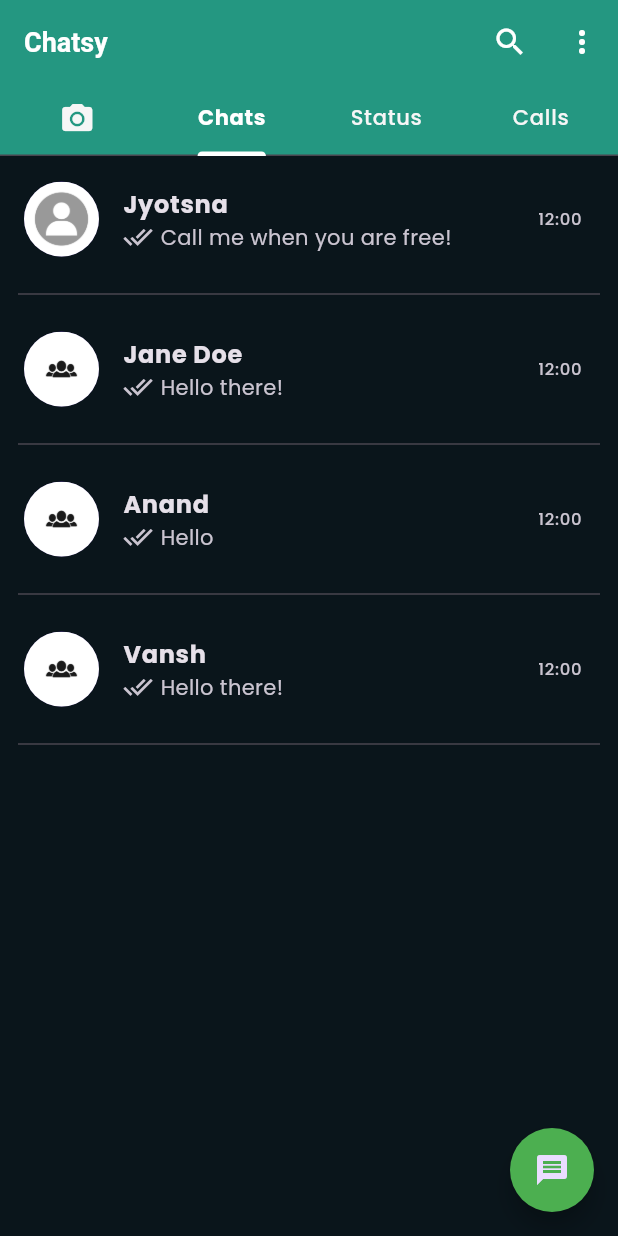
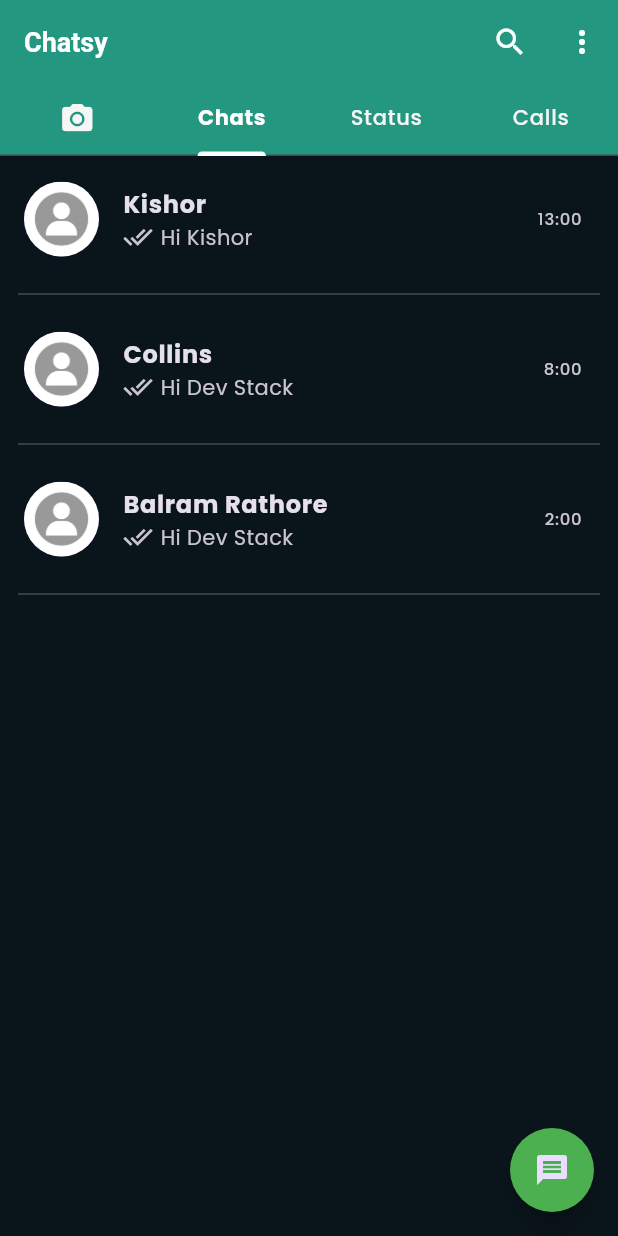
Before and after one commit to shreyxnsh/chatapp-websockets, a Flutter app: the screen it shows after launch, after a tap on "Dev Stack", on a phone screen of 412 x 824 dp. Run offline on Flutter 3.47's test engine with Material 3 defaults, Android fonts, the light colour scheme and no system bars; our stand-ins replace camera, get, get_storage, iconsax, logger, video_player.

Commit message:
HomeScreen + chatscreen changes for accounts

```diff
--- a/lib/features/chats/screens/chat.dart
+++ b/lib/features/chats/screens/chat.dart
@@ -6,7 +6,8 @@ import 'package:get/get.dart';
 import 'package:get/get_connect/http/src/utils/utils.dart';
 
 class ChatScreen extends StatefulWidget {
-  const ChatScreen({super.key});
+  const ChatScreen({super.key, required this.chatmodels});
+  final List<ChatModel> chatmodels;
 
   @override
   State<ChatScreen> createState() => _ChatScreenState();
@@ -14,37 +15,6 @@ class ChatScreen extends StatefulWidget {
 
 class _ChatScreenState extends State<ChatScreen> {
 
-  List<ChatModel> chats = [
-    ChatModel(
-      name: 'Jyotsna',
-      icon: 'assets/images/person.jpg',
-      isGroup: false,
-      time: '12:00',
-      currentMessage: 'Call me when you are free!',
-    ),
-    ChatModel(
-      name: 'Jane Doe',
-      icon: 'assets/images/person.jpg',
-      isGroup: true,
-      time: '12:00',
-      currentMessage: 'Hello there!',
-    ),
-    ChatModel(
-      name: 'Anand',
-      icon: 'assets/images/person.jpg',
-      isGroup: true,
-      time: '12:00',
-      currentMessage: 'Hello',
-    ),
-    ChatModel(
-      name: 'Vansh',
-      icon: 'assets/images/group.jpg',
-      isGroup: true,
-      time: '12:00',
-      currentMessage: 'Hello there!',
-    ),
-
-  ];
 
   @override
   Widget build(BuildContext context) {
@@ -62,9 +32,9 @@ class _ChatScreenState extends State<ChatScreen> {
         child: const Icon(Icons.message),
       ),
 
-      body: ListView.builder(itemCount: chats.length , itemBuilder: (context, index) {
+      body: ListView.builder(itemCount: widget.chatmodels.length , itemBuilder: (context, index) {
         return ChatTile(
-          chatModel: chats[index],
+          chatModel: widget.chatmodels[index],
         );
       }),
     );
--- a/lib/features/home/screens/home.dart
+++ b/lib/features/home/screens/home.dart
@@ -1,10 +1,14 @@
 import 'package:chatsy/features/camera/screens/camera.dart';
+import 'package:chatsy/features/chats/models/chat_model.dart';
 import 'package:chatsy/features/chats/screens/chat.dart';
 import 'package:chatsy/utils/constants/colors.dart';
 import 'package:flutter/material.dart';
 
 class HomeScreen extends StatefulWidget {
-  const HomeScreen({super.key});
+  const HomeScreen({super.key, required this.chatmodels, required this.sourchat});
+
+    final List<ChatModel> chatmodels;
+  final ChatModel sourchat;
 
   @override
   State<HomeScreen> createState() => _HomeScreenState();
@@ -81,7 +85,7 @@ class _HomeScreenState extends State<HomeScreen>with SingleTickerProviderStateMi
 
       body: TabBarView(children: [
             CameraScreen(),
-            ChatScreen(),
+            ChatScreen(chatmodels: widget.chatmodels,),
             Center(child: Text('Status')),
             Center(child: Text('Calls')),
           ], controller: _tabController),
```
Also changed, not shown: lib/features/chats/screens/widgets/custom_card.dart (added, +70 -0 lines).
